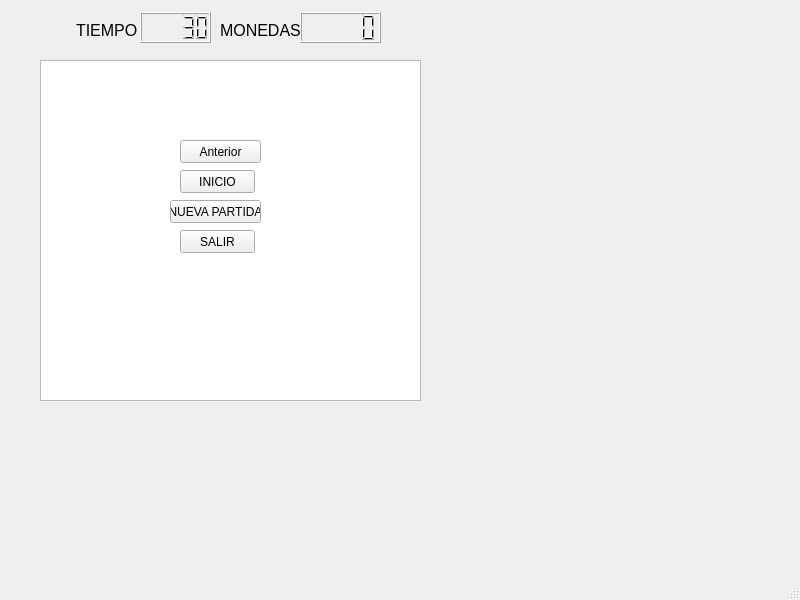
Above: Codigo/Proyecto_final/mainwindow.ui from juanUrbinez/ProyectoFinal before the change. Below: the same form after it.
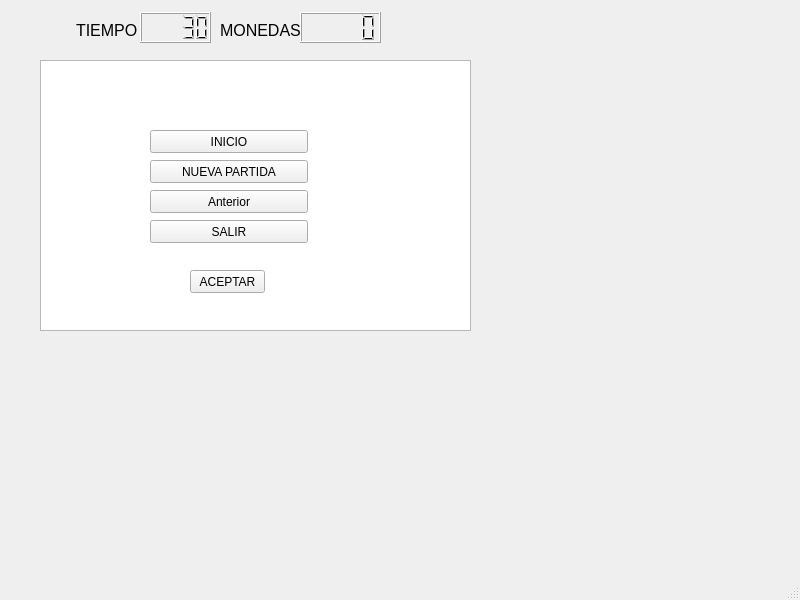
That is the form after the change.

The edit to the form file:
```diff
--- a/Codigo/Proyecto_final/mainwindow.ui
+++ b/Codigo/Proyecto_final/mainwindow.ui
@@ -19,8 +19,8 @@
      <rect>
       <x>40</x>
       <y>60</y>
-      <width>381</width>
-      <height>341</height>
+      <width>431</width>
+      <height>271</height>
      </rect>
     </property>
    </widget>
@@ -73,25 +73,12 @@
      </rect>
     </property>
    </widget>
-   <widget class="QPushButton" name="anterior">
-    <property name="geometry">
-     <rect>
-      <x>180</x>
-      <y>140</y>
-      <width>81</width>
-      <height>23</height>
-     </rect>
-    </property>
-    <property name="text">
-     <string>Anterior</string>
-    </property>
-   </widget>
    <widget class="QPushButton" name="inicio">
     <property name="geometry">
      <rect>
-      <x>180</x>
-      <y>170</y>
-      <width>75</width>
+      <x>150</x>
+      <y>130</y>
+      <width>158</width>
       <height>23</height>
      </rect>
     </property>
@@ -102,9 +89,9 @@
    <widget class="QPushButton" name="partida">
     <property name="geometry">
      <rect>
-      <x>170</x>
-      <y>200</y>
-      <width>91</width>
+      <x>150</x>
+      <y>160</y>
+      <width>158</width>
       <height>23</height>
      </rect>
     </property>
@@ -112,12 +99,25 @@
      <string>NUEVA PARTIDA</string>
     </property>
    </widget>
+   <widget class="QPushButton" name="anterior">
+    <property name="geometry">
+     <rect>
+      <x>150</x>
+      <y>190</y>
+      <width>158</width>
+      <height>23</height>
+     </rect>
+    </property>
+    <property name="text">
+     <string>Anterior</string>
+    </property>
+   </widget>
    <widget class="QPushButton" name="salir">
     <property name="geometry">
      <rect>
-      <x>180</x>
-      <y>230</y>
-      <width>75</width>
+      <x>150</x>
+      <y>220</y>
+      <width>158</width>
       <height>23</height>
      </rect>
     </property>
@@ -125,6 +125,19 @@
      <string>SALIR</string>
     </property>
    </widget>
+   <widget class="QPushButton" name="aceptar">
+    <property name="geometry">
+     <rect>
+      <x>190</x>
+      <y>270</y>
+      <width>75</width>
+      <height>23</height>
+     </rect>
+    </property>
+    <property name="text">
+     <string>ACEPTAR</string>
+    </property>
+   </widget>
   </widget>
   <widget class="QMenuBar" name="menubar">
    <property name="geometry">
```
